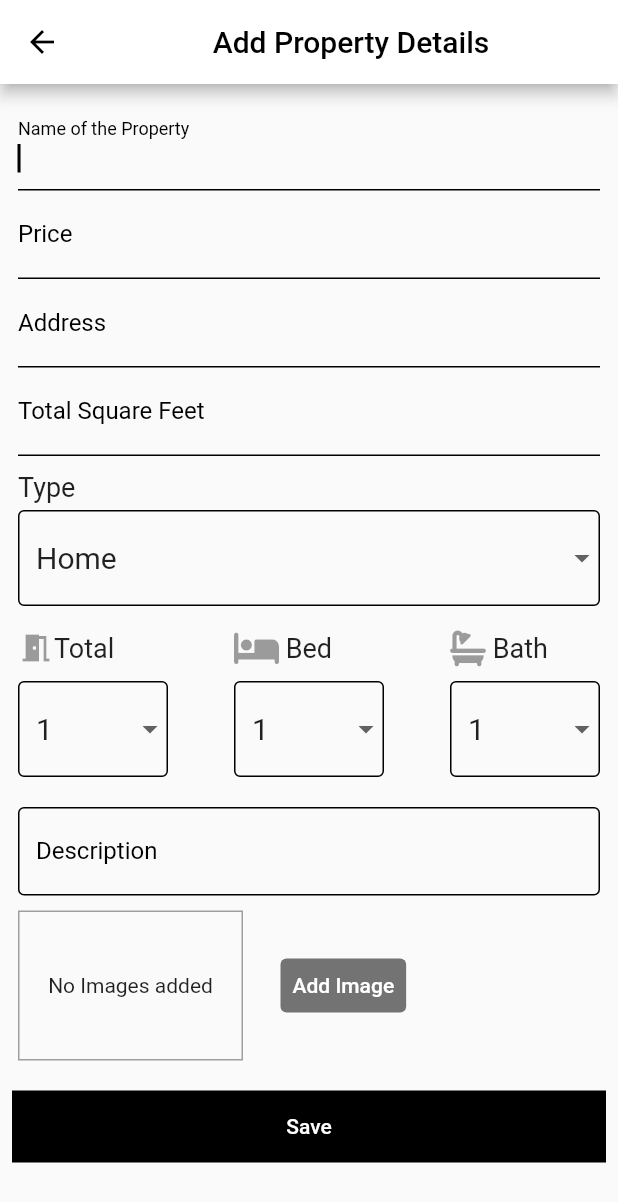
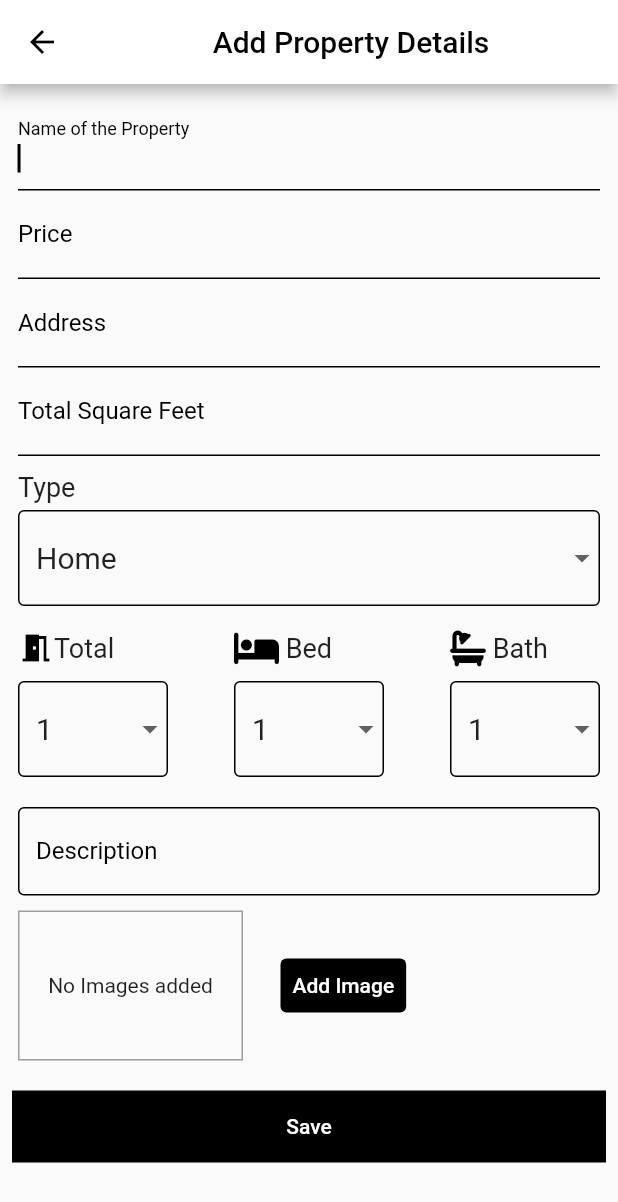
Before and after one commit to Prithiveram-27/Real_Estate_App_Flutter, a Flutter app: the AddPropertyScreen screen opened by its route, on a phone screen of 412 x 824 dp. Shown: the top 1202 px of the screen. Run offline on Flutter 3.47's test engine with Material 2 defaults, Android fonts, the light colour scheme and no system bars; our stand-ins replace convex_bottom_bar, fan_carousel_image_slider, firebase_auth, firebase_core, font_awesome_flutter, geocoding and 7 more; missing offline and left inert: outline_search_bar; accounts and stored records are empty; network calls fail.

Commit message:
Constants file updated

```diff
--- a/lib/Screens/addProperty.dart
+++ b/lib/Screens/addProperty.dart
@@ -6,6 +6,7 @@ import 'package:home_services_app/Providers/Property_api.dart';
 import 'package:home_services_app/Providers/property.dart';
 import 'package:provider/provider.dart';
 import '../Widgets/imageInput.dart';
+import '../constants.dart';
 
 class AddPropertyScreen extends StatefulWidget {
   const AddPropertyScreen({super.key});
@@ -148,16 +149,16 @@ class _AddPropertyScreenState extends State<AddPropertyScreen> {
                           autofocus: true,
                           controller: _nameController,
                           focusNode: _nameFocusNode,
-                          cursorColor: Colors.black,
+                          cursorColor: Constants.primaryColor,
                           decoration: const InputDecoration(
                             labelText: "Name of the Property",
-                            labelStyle: TextStyle(color: Colors.black),
-                            focusColor: Colors.black54,
+                            labelStyle: TextStyle(color: Constants.primaryColor),
+                            focusColor: Constants.primaryColor,
                             enabledBorder: UnderlineInputBorder(
-                              borderSide: BorderSide(color: Colors.black),
+                              borderSide: BorderSide(color: Constants.primaryColor),
                             ),
                             focusedBorder: UnderlineInputBorder(
-                              borderSide: BorderSide(color: Colors.black),
+                              borderSide: BorderSide(color: Constants.primaryColor),
                             ),
                           ),
                           textInputAction: TextInputAction.next,
@@ -189,17 +190,17 @@ class _AddPropertyScreenState extends State<AddPropertyScreen> {
                         TextFormField(
                           controller: _priceController,
                           focusNode: _priceFocusNode,
-                          cursorColor: Colors.black,
+                          cursorColor: Constants.primaryColor,
                           keyboardType: TextInputType.number,
                           decoration: const InputDecoration(
                             labelText: "Price",
-                            labelStyle: TextStyle(color: Colors.black),
-                            focusColor: Colors.black54,
+                            labelStyle: TextStyle(color: Constants.primaryColor),
+                            focusColor: Constants.primaryColor,
                             enabledBorder: UnderlineInputBorder(
-                              borderSide: BorderSide(color: Colors.black),
+                              borderSide: BorderSide(color: Constants.primaryColor),
                             ),
                             focusedBorder: UnderlineInputBorder(
-                              borderSide: BorderSide(color: Colors.black),
+                              borderSide: BorderSide(color: Constants.primaryColor),
                             ),
                           ),
                           textInputAction: TextInputAction.next,
@@ -231,17 +232,17 @@ class _AddPropertyScreenState extends State<AddPropertyScreen> {
                         TextFormField(
                           controller: _addressController,
                           focusNode: _addressFocusNode,
-                          cursorColor: Colors.black,
+                          cursorColor: Constants.primaryColor,
                           keyboardType: TextInputType.streetAddress,
                           decoration: const InputDecoration(
                             labelText: "Address",
-                            labelStyle: TextStyle(color: Colors.black),
-                            focusColor: Colors.black54,
+                            labelStyle: TextStyle(color: Constants.primaryColor),
+                            focusColor: Constants.primaryColor,
                             enabledBorder: UnderlineInputBorder(
-                              borderSide: BorderSide(color: Colors.black),
+                              borderSide: BorderSide(color: Constants.primaryColor),
                             ),
                             focusedBorder: UnderlineInputBorder(
-                              borderSide: BorderSide(color: Colors.black),
+                              borderSide: BorderSide(color: Constants.primaryColor),
                             ),
                           ),
                           textInputAction: TextInputAction.next,
@@ -273,18 +274,18 @@ class _AddPropertyScreenState extends State<AddPropertyScreen> {
                         TextFormField(
                           controller: _sqFeetController,
                           focusNode: _sqFeetFocusNode,
-                          cursorColor: Colors.black,
+                          cursorColor: Constants.primaryColor,
                           keyboardType: const TextInputType.numberWithOptions(
                               decimal: true),
                           decoration: const InputDecoration(
                             labelText: "Total Square Feet",
-                            labelStyle: TextStyle(color: Colors.black),
-                            focusColor: Colors.black54,
+                            labelStyle: TextStyle(color: Constants.primaryColor),
+                            focusColor: Constants.primaryColor,
                             enabledBorder: UnderlineInputBorder(
-                              borderSide: BorderSide(color: Colors.black),
+                              borderSide: BorderSide(color: Constants.primaryColor),
                             ),
                             focusedBorder: UnderlineInputBorder(
-                              borderSide: BorderSide(color: Colors.black),
+                              borderSide: BorderSide(color: Constants.primaryColor),
                             ),
                           ),
                           textInputAction: TextInputAction.next,
@@ -332,14 +333,14 @@ class _AddPropertyScreenState extends State<AddPropertyScreen> {
                                 decoration: const InputDecoration(
                                   enabledBorder: OutlineInputBorder(
                                     borderSide: BorderSide(
-                                        color: Colors.black, width: 1),
+                                        color: Constants.primaryColor, width: 1),
                                   ),
                                   focusedBorder: OutlineInputBorder(
                                     borderSide: BorderSide(
-                                        color: Colors.black, width: 1),
+                                        color: Constants.primaryColor, width: 1),
                                   ),
                                 ),
-                                dropdownColor: Colors.white,
+                                dropdownColor: Constants.secondaryColor,
                                 value: typedropdownValue,
                                 onChanged: (String? newValue) {
                                   setState(() {
@@ -395,7 +396,7 @@ class _AddPropertyScreenState extends State<AddPropertyScreen> {
                                     children: const [
                                       Icon(
                                         Icons.meeting_room,
-                                        color: Colors.black38,
+                                        color: Constants.primaryColor,
                                       ),
                                       Text(
                                         "Total",
@@ -412,14 +413,14 @@ class _AddPropertyScreenState extends State<AddPropertyScreen> {
                                     decoration: const InputDecoration(
                                       enabledBorder: OutlineInputBorder(
                                         borderSide: BorderSide(
-                                            color: Colors.black, width: 1),
+                                            color: Constants.primaryColor, width: 1),
                                       ),
                                       focusedBorder: OutlineInputBorder(
                                         borderSide: BorderSide(
-                                            color: Colors.black, width: 1),
+                                            color: Constants.primaryColor, width: 1),
                                       ),
                                     ),
-                                    dropdownColor: Colors.white,
+                                    dropdownColor: Constants.secondaryColor,
                                     value: roomdropdownValue,
                                     onChanged: (String? newValue) {
                                       setState(() {
@@ -478,7 +479,7 @@ class _AddPropertyScreenState extends State<AddPropertyScreen> {
                                   children: const [
                                     FaIcon(
                                       FontAwesomeIcons.bed,
-                                      color: Colors.black38,
+                                      color: Constants.primaryColor,
                                     ),
                                     Text(
                                       " Bed ",
@@ -495,14 +496,14 @@ class _AddPropertyScreenState extends State<AddPropertyScreen> {
                                     decoration: const InputDecoration(
                                       enabledBorder: OutlineInputBorder(
                                         borderSide: BorderSide(
-                                            color: Colors.black, width: 1),
+                                            color: Constants.primaryColor, width: 1),
                                       ),
                                       focusedBorder: OutlineInputBorder(
                                         borderSide: BorderSide(
-                                            color: Colors.black, width: 1),
+                                            color: Constants.primaryColor, width: 1),
                                       ),
                                     ),
-                                    dropdownColor: Colors.white,
+                                    dropdownColor: Constants.secondaryColor,
                                     value: beddropdownValue,
                                     onChanged: (String? newValue) {
                                       setState(() {
@@ -553,7 +554,7 @@ class _AddPropertyScreenState extends State<AddPropertyScreen> {
                                   children: const [
                                     FaIcon(
                                       FontAwesomeIcons.bath,
-                                      color: Colors.black38,
+                                      color: Constants.primaryColor,
                                     ),
                                     Text(
                                       " Bath ",
@@ -570,14 +571,14 @@ class _AddPropertyScreenState extends State<AddPropertyScreen> {
                                     decoration: const InputDecoration(
                                       enabledBorder: OutlineInputBorder(
                                         borderSide: BorderSide(
-                                            color: Colors.black, width: 1),
+                                            color: Constants.primaryColor, width: 1),
                                       ),
                                       focusedBorder: OutlineInputBorder(
                                         borderSide: BorderSide(
-                                            color: Colors.black, width: 1),
+                                            color: Constants.primaryColor, width: 1),
                                       ),
                                     ),
-                                    dropdownColor: Colors.white,
+                                    dropdownColor: Constants.secondaryColor,
                                     value: bathdropdownValue,
                                     onChanged: (String? newValue) {
                                       setState(() {
@@ -633,22 +634,22 @@ class _AddPropertyScreenState extends State<AddPropertyScreen> {
                           keyboardType: TextInputType.multiline,
                           minLines: 1,
                           maxLines: 8,
-                          cursorColor: Colors.black,
+                          cursorColor: Constants.primaryColor,
                           decoration: const InputDecoration(
                             enabledBorder: OutlineInputBorder(
                               borderSide:
-                                  BorderSide(color: Colors.black, width: 1),
+                                  BorderSide(color: Constants.primaryColor, width: 1),
                             ),
                             border: OutlineInputBorder(
                               borderSide:
-                                  BorderSide(color: Colors.black, width: 1),
+                                  BorderSide(color: Constants.primaryColor, width: 1),
                             ),
                             focusedBorder: OutlineInputBorder(
-                              borderSide: BorderSide(color: Colors.black),
+                              borderSide: BorderSide(color: Constants.primaryColor),
                             ),
-                            labelStyle: TextStyle(color: Colors.black),
+                            labelStyle: TextStyle(color: Constants.primaryColor),
                             label: Text("Description"),
-                            focusColor: Colors.black,
+                            focusColor: Constants.primaryColor,
                           ),
                           onSaved: (value) => {
                             editedPropertyDetails = Property(
@@ -678,12 +679,12 @@ class _AddPropertyScreenState extends State<AddPropertyScreen> {
             Padding(
               padding: const EdgeInsets.all(8.0),
               child: Container(
-                color: Colors.black,
+                color: Constants.primaryColor,
                 width: MediaQuery.of(context).size.width,
                 child: TextButton(
                   child: const Text(
                     'Save',
-                    style: TextStyle(color: Colors.white),
+                    style: TextStyle(color: Constants.secondaryColor),
                   ),
                   onPressed: () {
                     _saveForm();
--- a/lib/Screens/splashScreen.dart
+++ b/lib/Screens/splashScreen.dart
@@ -4,6 +4,8 @@ import 'dart:async';
 
 import 'package:flutter/material.dart';
 import 'package:home_services_app/Screens/login.dart';
+
+import '../constants.dart';
 
 class SplashScreen extends StatefulWidget {
   const SplashScreen({Key? key, required this.title}) : super(key: key);
@@ -66,7 +68,7 @@ class _SplashScreenState extends State<SplashScreen> {
             ),
             decoration: BoxDecoration(
                 shape: BoxShape.rectangle,
-                color: Colors.white,
+                color: Constants.secondaryColor,
                 boxShadow: [
                   BoxShadow(
                     color: Colors.black.withOpacity(0.3),
--- a/lib/Widgets/header_Widget.dart
+++ b/lib/Widgets/header_Widget.dart
@@ -1,5 +1,7 @@
 // ignore_for_file: no_logic_in_create_state, file_names, prefer_final_fields, library_private_types_in_public_api
 import 'package:flutter/material.dart';
+
+import '../constants.dart';
 
 class HeaderWidget extends StatefulWidget {
   final double _height;
@@ -111,11 +113,11 @@ class _HeaderWidgetState extends State<HeaderWidget> {
                     bottomLeft: Radius.circular(60),
                     bottomRight: Radius.circular(60),
                   ),
-                  border: Border.all(width: 5, color: Colors.white),
+                  border: Border.all(width: 5, color: Constants.secondaryColor),
                 ),
                 child: Icon(
                   _icon,
-                  color: Colors.white,
+                  color: Constants.secondaryColor,
                   size: 40.0,
                 ),
               ),
--- a/lib/Widgets/headingText.dart
+++ b/lib/Widgets/headingText.dart
@@ -1,6 +1,8 @@
 // ignore_for_file: file_names, must_be_immutable
 
 import 'package:flutter/material.dart';
+
+import '../constants.dart';
 
 class HeadingText extends StatelessWidget {
   String headingText;
@@ -15,7 +17,7 @@ class HeadingText extends StatelessWidget {
           Text(
             headingText,
             style: const TextStyle(
-              color: Colors.black,
+              color: Constants.primaryColor,
               fontWeight: FontWeight.bold,
               fontSize: 22,
             ),
--- a/lib/Widgets/imageInput.dart
+++ b/lib/Widgets/imageInput.dart
@@ -4,6 +4,8 @@ import 'dart:io';
 
 import 'package:flutter/material.dart';
 import 'package:image_picker/image_picker.dart';
+
+import '../constants.dart';
 
 class ImageInput extends StatefulWidget {
   const ImageInput({Key? key}) : super(key: key);
@@ -67,7 +69,7 @@ class _ImageInputState extends State<ImageInput> {
                     },
                     child: const Text(
                       "Camera",
-                      style: TextStyle(color: Colors.black),
+                      style: TextStyle(color: Constants.primaryColor),
                     ),
                   ),
                   TextButton(
@@ -76,7 +78,7 @@ class _ImageInputState extends State<ImageInput> {
                       Navigator.pop(context);
                     },
                     child: const Text("Gallery",
-                        style: TextStyle(color: Colors.black)),
+                        style: TextStyle(color: Constants.primaryColor)),
                   ),
                 ],
               )
@@ -111,10 +113,10 @@ class _ImageInputState extends State<ImageInput> {
             _buildPopupDialog(context);
           },
           style: const ButtonStyle(
-              backgroundColor: MaterialStatePropertyAll(Colors.black54)),
+              backgroundColor: MaterialStatePropertyAll(Constants.primaryColor)),
           child: const Text(
             "Add Image",
-            style: TextStyle(color: Colors.white),
+            style: TextStyle(color: Constants.secondaryColor),
           ),
         ),
       ],
--- a/lib/Widgets/myPropertyListItem.dart
+++ b/lib/Widgets/myPropertyListItem.dart
@@ -1,6 +1,8 @@
 // ignore_for_file: file_names
 
 import 'package:flutter/material.dart';
+
+import '../constants.dart';
 
 class MyPropertyListItem extends StatelessWidget {
   final String imgUrl;
@@ -42,7 +44,7 @@ class MyPropertyListItem extends StatelessWidget {
                     children: [
                       Text(
                         propType,
-                        style: const TextStyle(color: Colors.pink),
+                        style: const TextStyle(color: Constants.iconPrimaryColor),
                       ),
                       const SizedBox(
                         height: 5,
--- a/lib/Widgets/searchbarTemplate.dart
+++ b/lib/Widgets/searchbarTemplate.dart
@@ -2,6 +2,8 @@
 
 import 'package:flutter/material.dart';
 import 'package:outline_search_bar/outline_search_bar.dart';
+
+import '../constants.dart';
 
 class Searchbar extends StatelessWidget {
   const Searchbar({
@@ -13,7 +15,7 @@ class Searchbar extends StatelessWidget {
     return Padding(
       padding: const EdgeInsets.all(16.0),
       child: OutlineSearchBar(
-        borderColor: Colors.black,
+        borderColor: Constants.primaryColor,
         borderWidth: 3.0,
         borderRadius: const BorderRadius.all(Radius.circular(15.0)),
         searchButtonIconColor: Colors.grey[800],
--- /dev/null
+++ b/lib/constants.dart
@@ -0,0 +1,7 @@
+import 'package:flutter/material.dart';
+
+class Constants {
+  static const primaryColor = Colors.black;
+  static const secondaryColor = Colors.white;
+  static const iconPrimaryColor = Colors.pink;
+}
```
Also changed, not shown: lib/Screens/login.dart (+8 -6 lines), lib/Screens/overview.dart (+20 -18 lines), lib/Screens/propertyList.dart (+5 -4 lines), lib/Widgets/nearbyList.dart (+8 -4 lines).
